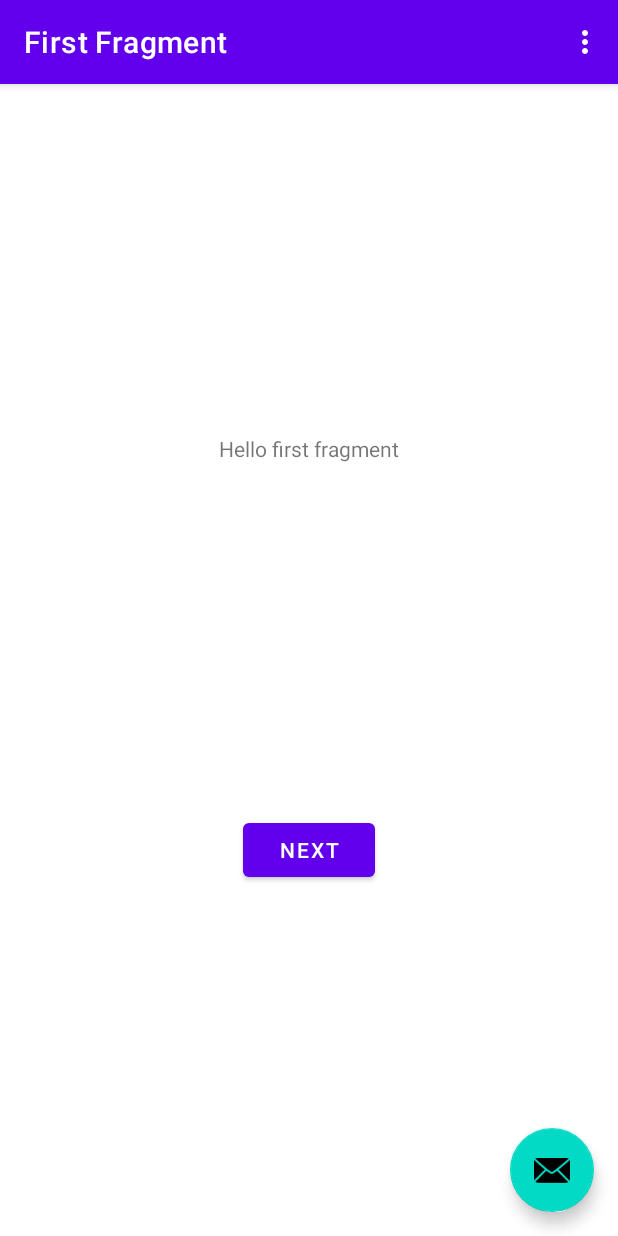
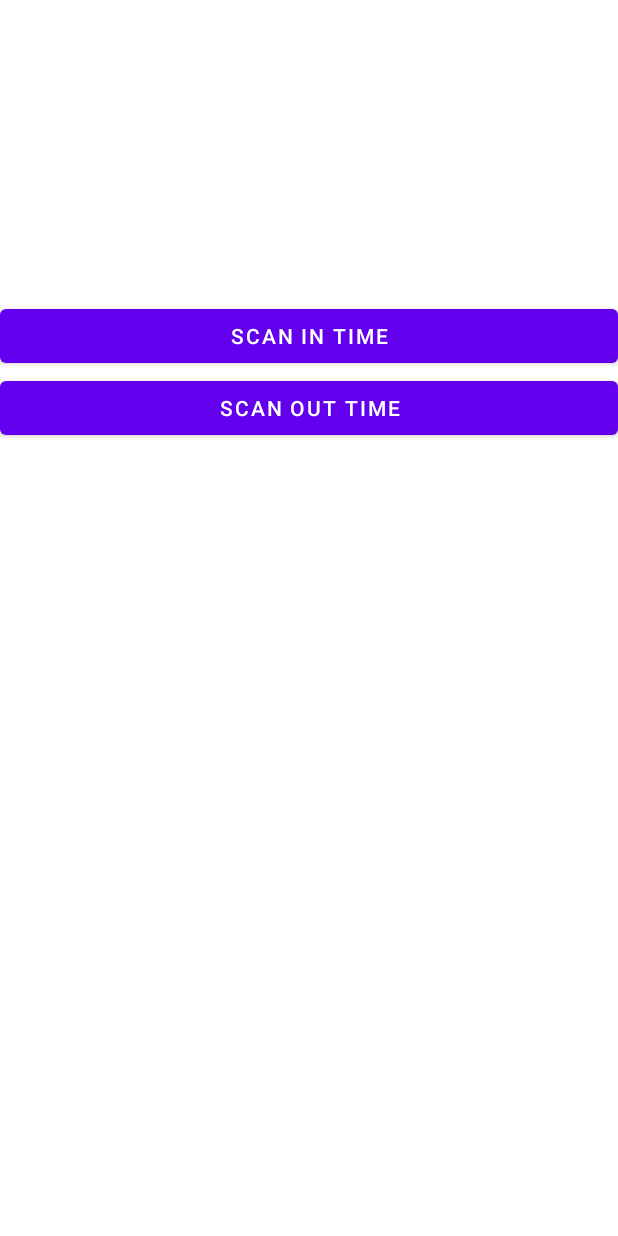
Before and after one commit to vishalkh100/presentee-android-app, an Android app: the screen it shows after launch (MainActivity), on a phone screen of 412 x 824 dp. Run offline under Robolectric (Android 15) with nearby library versions, the phone set to English and light mode, and no system bars; our stand-ins replace navigation-ui; libraries missing offline, so code that uses them is left out: com.budiyev.android.

Commit message:
Initial Commit

```diff
--- a/app/build.gradle
+++ b/app/build.gradle
@@ -40,4 +40,7 @@ dependencies {
     testImplementation 'junit:junit:4.13.2'
     androidTestImplementation 'androidx.test.ext:junit:1.1.3'
     androidTestImplementation 'androidx.test.espresso:espresso-core:3.4.0'
+
+    //QR Scanner
+    implementation 'com.github.yuriy-budiyev:code-scanner:2.3.2'
 }
--- a/app/src/main/java/com/pantherstudios/presentee/FirstFragment.java
+++ /dev/null
@@ -1,47 +0,0 @@
-package com.pantherstudios.presentee;
-
-import android.os.Bundle;
-import android.view.LayoutInflater;
-import android.view.View;
-import android.view.ViewGroup;
-
-import androidx.annotation.NonNull;
-import androidx.fragment.app.Fragment;
-import androidx.navigation.fragment.NavHostFragment;
-
-import com.pantherstudios.presentee.databinding.FragmentFirstBinding;
-
-public class FirstFragment extends Fragment {
-
-    private FragmentFirstBinding binding;
-
-    @Override
-    public View onCreateView(
-            LayoutInflater inflater, ViewGroup container,
-            Bundle savedInstanceState
-    ) {
-
-        binding = FragmentFirstBinding.inflate(inflater, container, false);
-        return binding.getRoot();
-
-    }
-
-    public void onViewCreated(@NonNull View view, Bundle savedInstanceState) {
-        super.onViewCreated(view, savedInstanceState);
-
-        binding.buttonFirst.setOnClickListener(new View.OnClickListener() {
-            @Override
-            public void onClick(View view) {
-                NavHostFragment.findNavController(FirstFragment.this)
-                        .navigate(R.id.action_FirstFragment_to_SecondFragment);
-            }
-        });
-    }
-
-    @Override
-    public void onDestroyView() {
-        super.onDestroyView();
-        binding = null;
-    }
-
-}
--- a/app/src/main/java/com/pantherstudios/presentee/MainActivity.java
+++ b/app/src/main/java/com/pantherstudios/presentee/MainActivity.java
@@ -1,7 +1,9 @@
 package com.pantherstudios.presentee;
 
+import android.content.Intent;
 import android.os.Bundle;
 
+import com.budiyev.android.codescanner.CodeScannerView;
 import com.google.android.material.snackbar.Snackbar;
 
 import androidx.appcompat.app.AppCompatActivity;
@@ -17,60 +19,26 @@ import com.pantherstudios.presentee.databinding.ActivityMainBinding;
 
 import android.view.Menu;
 import android.view.MenuItem;
+import android.widget.Button;
 
 public class MainActivity extends AppCompatActivity {
 
-    private AppBarConfiguration appBarConfiguration;
-    private ActivityMainBinding binding;
+    private Button button1;
 
     @Override
     protected void onCreate(Bundle savedInstanceState) {
         super.onCreate(savedInstanceState);
+        setContentView(R.layout.activity_main);
 
-        binding = ActivityMainBinding.inflate(getLayoutInflater());
-        setContentView(binding.getRoot());
-
-        setSupportActionBar(binding.toolbar);
-
-        NavController navController = Navigation.findNavController(this, R.id.nav_host_fragment_content_main);
-        appBarConfiguration = new AppBarConfiguration.Builder(navController.getGraph()).build();
-        NavigationUI.setupActionBarWithNavController(this, navController, appBarConfiguration);
-
-        binding.fab.setOnClickListener(new View.OnClickListener() {
-            @Override
-            public void onClick(View view) {
-                Snackbar.make(view, "Replace with your own action", Snackbar.LENGTH_LONG)
-                        .setAction("Action", null).show();
-            }
-        });
-    }
-
-    @Override
-    public boolean onCreateOptionsMenu(Menu menu) {
-        // Inflate the menu; this adds items to the action bar if it is present.
-        getMenuInflater().inflate(R.menu.menu_main, menu);
-        return true;
-    }
-
-    @Override
-    public boolean onOptionsItemSelected(MenuItem item) {
-        // Handle action bar item clicks here. The action bar will
-        // automatically handle clicks on the Home/Up button, so long
-        // as you specify a parent activity in AndroidManifest.xml.
-        int id = item.getItemId();
-
-        //noinspection SimplifiableIfStatement
-        if (id == R.id.action_settings) {
-            return true;
-        }
-
-        return super.onOptionsItemSelected(item);
-    }
-
-    @Override
-    public boolean onSupportNavigateUp() {
-        NavController navController = Navigation.findNavController(this, R.id.nav_host_fragment_content_main);
-        return NavigationUI.navigateUp(navController, appBarConfiguration)
-                || super.onSupportNavigateUp();
+        button1 = findViewById(R.id.button1);
+        button1.setOnClickListener(
+                new View.OnClickListener() {
+                    @Override
+                    public void onClick(View view) {
+                        Intent myIntent = new Intent(MainActivity.this, ScannerActivity.class);
+                        MainActivity.this.startActivity(myIntent);
+                    }
+                }
+        );
     }
 }
--- a/app/src/main/res/layout/activity_main.xml
+++ b/app/src/main/res/layout/activity_main.xml
@@ -6,29 +6,24 @@
     android:layout_height="match_parent"
     tools:context=".MainActivity">
 
-    <com.google.android.material.appbar.AppBarLayout
+    <LinearLayout
+        android:id="@+id/linearLayout"
         android:layout_width="match_parent"
-        android:layout_height="wrap_content"
-        android:theme="@style/Theme.Presentee.AppBarOverlay">
+        android:layout_height="match_parent"
+        android:orientation="vertical">
 
-        <androidx.appcompat.widget.Toolbar
-            android:id="@+id/toolbar"
+        <Button
+            android:id="@+id/button1"
             android:layout_width="match_parent"
-            android:layout_height="?attr/actionBarSize"
-            android:background="?attr/colorPrimary"
-            app:popupTheme="@style/Theme.Presentee.PopupOverlay" />
+            android:layout_height="wrap_content"
+            android:layout_marginTop="200dp"
+            android:text="SCAN IN TIME" />
 
-    </com.google.android.material.appbar.AppBarLayout>
-
-    <include layout="@layout/content_main" />
-
-    <com.google.android.material.floatingactionbutton.FloatingActionButton
-        android:id="@+id/fab"
-        android:layout_width="wrap_content"
-        android:layout_height="wrap_content"
-        android:layout_gravity="bottom|end"
-        android:layout_marginEnd="@dimen/fab_margin"
-        android:layout_marginBottom="16dp"
-        app:srcCompat="@android:drawable/ic_dialog_email" />
+        <Button
+            android:id="@+id/button2"
+            android:layout_width="match_parent"
+            android:layout_height="wrap_content"
+            android:text="SCAN OUT TIME" />
+    </LinearLayout>
 
 </androidx.coordinatorlayout.widget.CoordinatorLayout>
--- a/app/src/main/res/layout/content_main.xml
+++ /dev/null
@@ -1,19 +0,0 @@
-<?xml version="1.0" encoding="utf-8"?>
-<androidx.constraintlayout.widget.ConstraintLayout xmlns:android="http://schemas.android.com/apk/res/android"
-    xmlns:app="http://schemas.android.com/apk/res-auto"
-    android:layout_width="match_parent"
-    android:layout_height="match_parent"
-    app:layout_behavior="@string/appbar_scrolling_view_behavior">
-
-    <fragment
-        android:id="@+id/nav_host_fragment_content_main"
-        android:name="androidx.navigation.fragment.NavHostFragment"
-        android:layout_width="0dp"
-        android:layout_height="0dp"
-        app:defaultNavHost="true"
-        app:layout_constraintBottom_toBottomOf="parent"
-        app:layout_constraintEnd_toEndOf="parent"
-        app:layout_constraintStart_toStartOf="parent"
-        app:layout_constraintTop_toTopOf="parent"
-        app:navGraph="@navigation/nav_graph" />
-</androidx.constraintlayout.widget.ConstraintLayout>
--- a/app/src/main/res/layout/fragment_first.xml
+++ /dev/null
@@ -1,28 +0,0 @@
-<?xml version="1.0" encoding="utf-8"?>
-<androidx.constraintlayout.widget.ConstraintLayout xmlns:android="http://schemas.android.com/apk/res/android"
-    xmlns:app="http://schemas.android.com/apk/res-auto"
-    xmlns:tools="http://schemas.android.com/tools"
-    android:layout_width="match_parent"
-    android:layout_height="match_parent"
-    tools:context=".FirstFragment">
-
-    <TextView
-        android:id="@+id/textview_first"
-        android:layout_width="wrap_content"
-        android:layout_height="wrap_content"
-        android:text="@string/hello_first_fragment"
-        app:layout_constraintBottom_toTopOf="@id/button_first"
-        app:layout_constraintEnd_toEndOf="parent"
-        app:layout_constraintStart_toStartOf="parent"
-        app:layout_constraintTop_toTopOf="parent" />
-
-    <Button
-        android:id="@+id/button_first"
-        android:layout_width="wrap_content"
-        android:layout_height="wrap_content"
-        android:text="@string/next"
-        app:layout_constraintBottom_toBottomOf="parent"
-        app:layout_constraintEnd_toEndOf="parent"
-        app:layout_constraintStart_toStartOf="parent"
-        app:layout_constraintTop_toBottomOf="@id/textview_first" />
-</androidx.constraintlayout.widget.ConstraintLayout>
--- a/settings.gradle
+++ b/settings.gradle
@@ -10,7 +10,9 @@ dependencyResolutionManagement {
     repositories {
         google()
         mavenCentral()
+        maven { url 'https://jitpack.io' }
     }
 }
+
 rootProject.name = "Presentee"
 include ':app'
```
Also changed, not shown: app/src/main/AndroidManifest.xml (+12 -3 lines), app/src/main/java/com/pantherstudios/presentee/ScannerActivity.java (added, +59 -0 lines), app/src/main/java/com/pantherstudios/presentee/SecondFragment.java (deleted, +0 -47 lines), app/src/main/res/layout/activity_scanner.xml (added, +21 -0 lines), app/src/main/res/layout/fragment_second.xml (deleted, +0 -27 lines).
